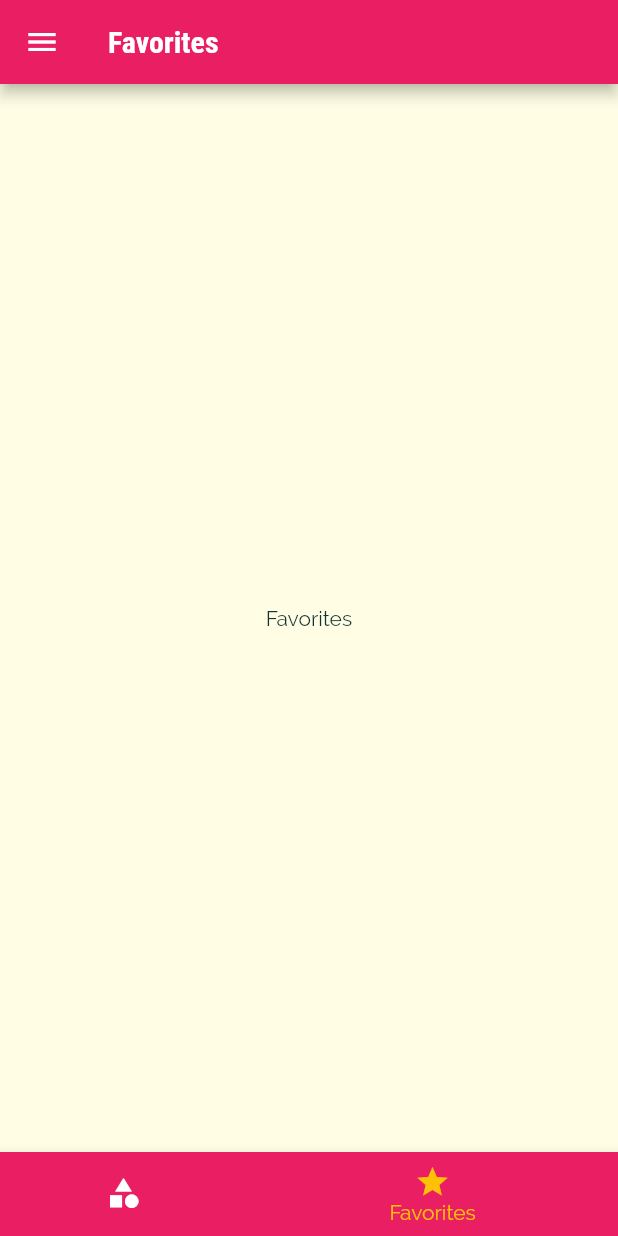
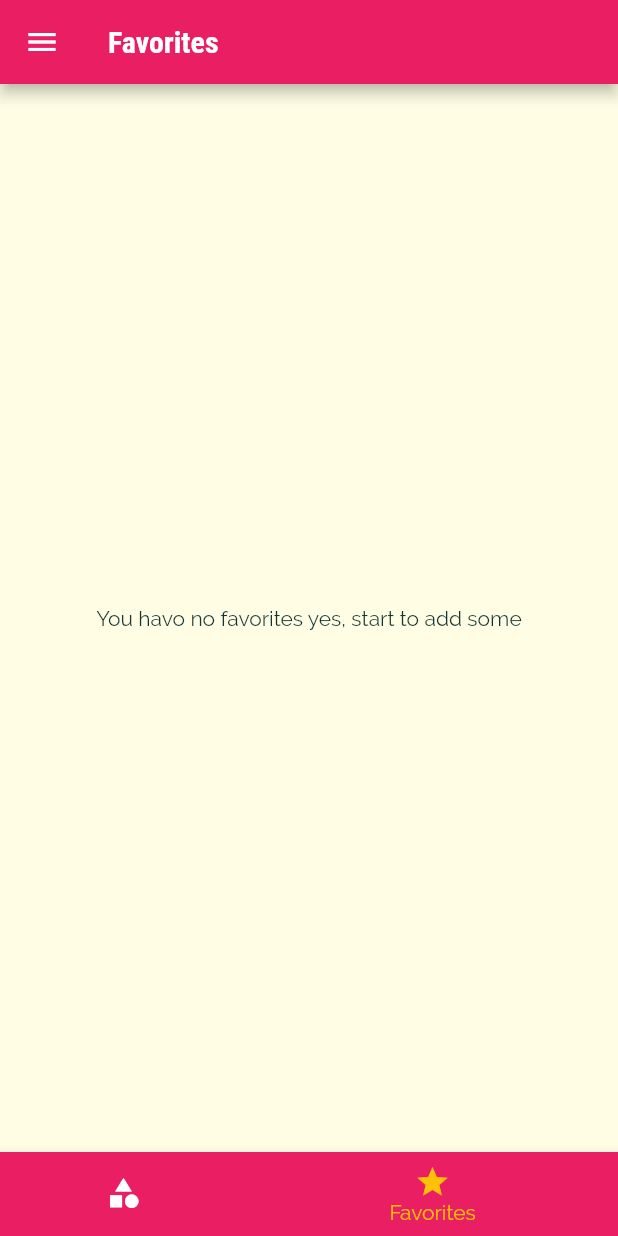
Before and after one commit to AmmarHussien/meals_app, a Flutter app: the screen it shows after launch, item 2 of the bottom bar chosen, on a phone screen of 412 x 824 dp. Run offline on Flutter 3.47's test engine with Material 2 defaults, Android fonts, the phone set to English and light mode, and no system bars.

Commit message:
add favorites

```diff
--- a/lib/main.dart
+++ b/lib/main.dart
@@ -28,6 +28,8 @@ class _MyAppState extends State<MyApp> {
   };
 
   late List<Meal> _availableMeals = dummyMEALS;
+  late final List<Meal> _favoriteMeal = [];
+
   void _setFilters(Map<String, bool> filterData) {
     setState(() {
       _filters = filterData;
@@ -48,6 +50,25 @@ class _MyAppState extends State<MyApp> {
         return true;
       }).toList();
     });
+  }
+
+  void _toggleFavorite(String mealId) {
+    final existingIndex = _favoriteMeal.indexWhere((meal) => meal.id == mealId);
+    if (existingIndex >= 0) {
+      setState(() {
+        _favoriteMeal.removeAt(existingIndex);
+      });
+    } else {
+      setState(() {
+        _favoriteMeal.add(
+          dummyMEALS.firstWhere((meal) => meal.id == mealId),
+        );
+      });
+    }
+  }
+
+  bool _isMealFavorite(String id) {
+    return _favoriteMeal.any((meal) => meal.id == id);
   }
 
   @override
@@ -78,10 +99,11 @@ class _MyAppState extends State<MyApp> {
       //home:  CategoriesScreen(),
       initialRoute: '/',
       routes: {
-        '/': (context) => const TabsScreen(),
+        '/': (context) => TabsScreen(_favoriteMeal),
         CategoryMealScreen.routeName: (context) =>
             CategoryMealScreen(_availableMeals),
-        MealDetailScreen.routName: (context) => const MealDetailScreen(),
+        MealDetailScreen.routName: (context) =>
+            MealDetailScreen(_toggleFavorite, _isMealFavorite),
         FilterScreen.routeName: (context) => FilterScreen(
               currentFilter: _filters,
               saveFilters: _setFilters,
--- a/lib/screens/favorites_screen.dart
+++ b/lib/screens/favorites_screen.dart
@@ -1,12 +1,34 @@
 import 'package:flutter/material.dart';
+import 'package:meals_app/models/meal.dart';
+
+import '../widgets/meal_item.dart';
 
 class FavoritesScreen extends StatelessWidget {
-  const FavoritesScreen({super.key});
-
+  const FavoritesScreen(this.favoritesMeal, {super.key});
+  final List<Meal> favoritesMeal;
   @override
   Widget build(BuildContext context) {
-    return const Center(
-      child: Text('Favorites'),
-    );
+    if (favoritesMeal.isEmpty) {
+      return const Center(
+        child: Text('You havo no favorites yes, start to add some'),
+      );
+    } else {
+      return ListView.builder(
+        itemBuilder: (
+          BuildContext context,
+          int index,
+        ) {
+          return MealItem(
+            id: favoritesMeal[index].id,
+            title: favoritesMeal[index].title,
+            imageUrl: favoritesMeal[index].imageUrl,
+            duration: favoritesMeal[index].duration,
+            complexity: favoritesMeal[index].complexity,
+            affordability: favoritesMeal[index].affordability,
+          );
+        },
+        itemCount: favoritesMeal.length,
+      );
+    }
   }
 }
--- a/lib/screens/tabs_screen.dart
+++ b/lib/screens/tabs_screen.dart
@@ -3,24 +3,32 @@ import 'package:meals_app/screens/categories_screen.dart';
 import 'package:meals_app/screens/favorites_screen.dart';
 import 'package:meals_app/widgets/main_Drawer.dart';
 
+import '../models/meal.dart';
+
 class TabsScreen extends StatefulWidget {
-  const TabsScreen({super.key});
+  const TabsScreen(this.favoriteMeal, {super.key});
 
+  final List<Meal> favoriteMeal;
   @override
   State<TabsScreen> createState() => _TabsScreenState();
 }
 
 class _TabsScreenState extends State<TabsScreen> {
-  final List<Map<String, dynamic>> _pages = [
+  late List<Map<String, dynamic>> _pages;
+  @override
+  void initState() {
+    _pages = [
       {
         'page': const CategoriesScreen(),
         'title': 'Categories',
       },
       {
-      'page': const FavoritesScreen(),
+        'page': FavoritesScreen(widget.favoriteMeal),
         'title': 'Favorites',
       },
     ];
+    super.initState();
+  }
 
   int _selectedPageIndex = 0;
   void _selectPage(int index) {
--- a/lib/widgets/meal_item.dart
+++ b/lib/widgets/meal_item.dart
@@ -11,7 +11,7 @@ class MealItem extends StatelessWidget {
     required this.duration,
     required this.complexity,
     required this.affordability,
-    required this.removeItem,
+    this.removeItem,
   });
 
   void selectMeal(BuildContext context) {
@@ -22,7 +22,7 @@ class MealItem extends StatelessWidget {
     )
         .then((result) {
       if (result != null) {
-        removeItem(result);
+        removeItem!(result);
       }
     });
   }
@@ -33,7 +33,7 @@ class MealItem extends StatelessWidget {
   final int duration;
   final Complexity complexity;
   final Affordability affordability;
-  final Function removeItem;
+  final Function? removeItem;
 
   String get complexityText {
     switch (complexity) {
```
Also changed, not shown: lib/screens/meal_details_screen.dart (+8 -5 lines). Lines whose indentation alone changed are shown as unchanged.
